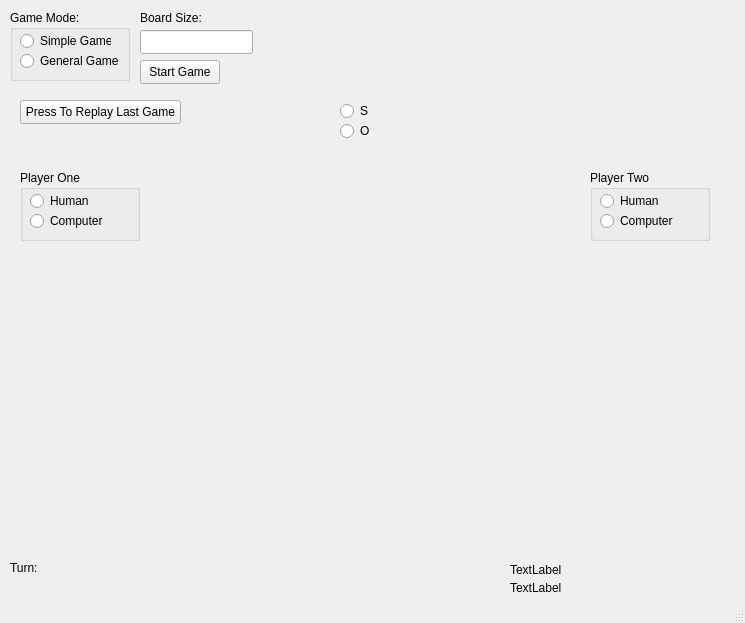
This is MK_SOS_Project/mainwindow.ui in maktcr/SOS-PROJECT as Qt 5 draws it before an edit. The edited form follows.
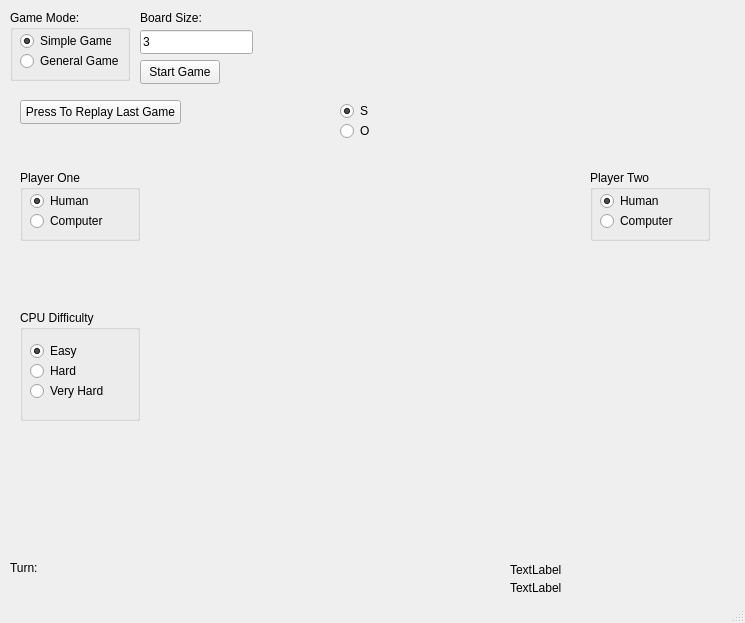
This is the edited form.

```diff
--- a/MK_SOS_Project/mainwindow.ui
+++ b/MK_SOS_Project/mainwindow.ui
@@ -36,6 +36,9 @@
     <property name="text">
      <string>S</string>
     </property>
+    <property name="checked">
+     <bool>true</bool>
+    </property>
    </widget>
    <widget class="QRadioButton" name="radioButton_2">
     <property name="geometry">
@@ -126,6 +129,9 @@
      <property name="text">
       <string>Simple Game</string>
      </property>
+     <property name="checked">
+      <bool>true</bool>
+     </property>
     </widget>
     <widget class="QRadioButton" name="generalGame">
      <property name="geometry">
@@ -165,6 +171,9 @@
      <property name="text">
       <string>Human</string>
      </property>
+     <property name="checked">
+      <bool>true</bool>
+     </property>
     </widget>
     <widget class="QRadioButton" name="compOpp">
      <property name="geometry">
@@ -202,6 +211,9 @@
       <height>24</height>
      </rect>
     </property>
+    <property name="text">
+     <string>3</string>
+    </property>
    </widget>
    <widget class="QPushButton" name="setSizeButton">
     <property name="geometry">
@@ -240,6 +252,9 @@
      <property name="text">
       <string>Human</string>
      </property>
+     <property name="checked">
+      <bool>true</bool>
+     </property>
     </widget>
     <widget class="QRadioButton" name="compOpp_2">
      <property name="geometry">
@@ -268,6 +283,61 @@
      <string>Press To Replay Last Game</string>
     </property>
    </widget>
+   <widget class="QGroupBox" name="groupBox">
+    <property name="geometry">
+     <rect>
+      <x>20</x>
+      <y>310</y>
+      <width>120</width>
+      <height>111</height>
+     </rect>
+    </property>
+    <property name="title">
+     <string>CPU Difficulty</string>
+    </property>
+    <widget class="QRadioButton" name="easyDiff">
+     <property name="geometry">
+      <rect>
+       <x>10</x>
+       <y>30</y>
+       <width>91</width>
+       <height>22</height>
+      </rect>
+     </property>
+     <property name="text">
+      <string>Easy</string>
+     </property>
+     <property name="checked">
+      <bool>true</bool>
+     </property>
+    </widget>
+    <widget class="QRadioButton" name="hardDiff">
+     <property name="geometry">
+      <rect>
+       <x>10</x>
+       <y>50</y>
+       <width>91</width>
+       <height>22</height>
+      </rect>
+     </property>
+     <property name="text">
+      <string>Hard</string>
+     </property>
+    </widget>
+    <widget class="QRadioButton" name="veryHardDiff">
+     <property name="geometry">
+      <rect>
+       <x>10</x>
+       <y>70</y>
+       <width>91</width>
+       <height>22</height>
+      </rect>
+     </property>
+     <property name="text">
+      <string>Very Hard</string>
+     </property>
+    </widget>
+   </widget>
   </widget>
   <widget class="QStatusBar" name="statusbar"/>
  </widget>
```
